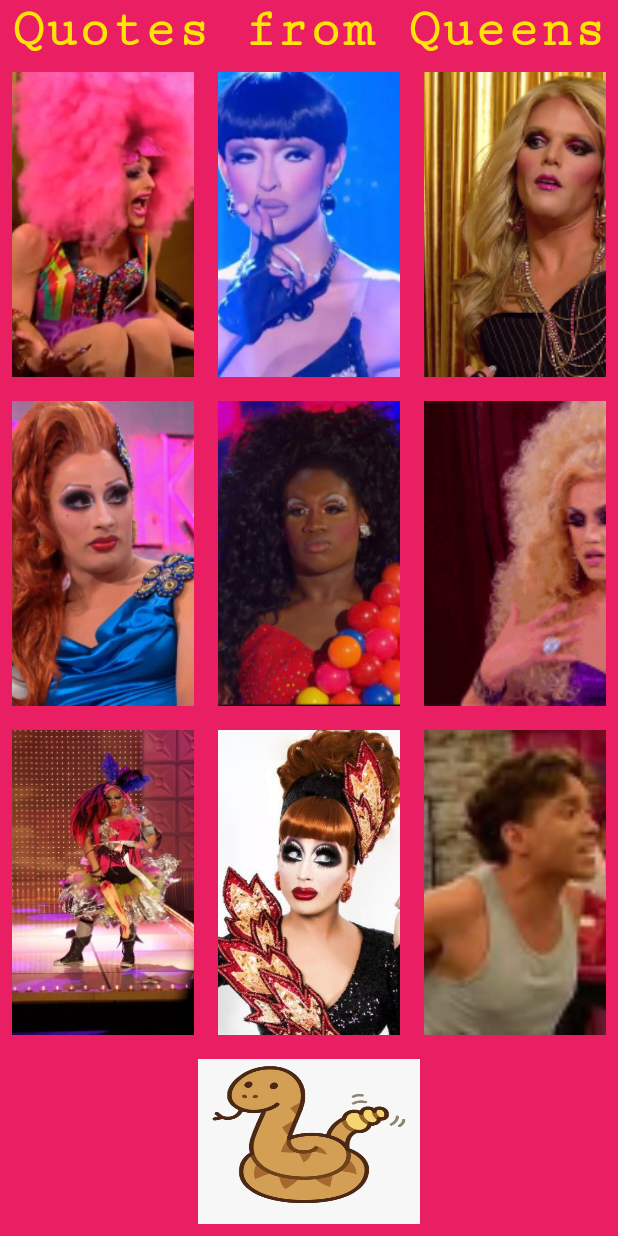
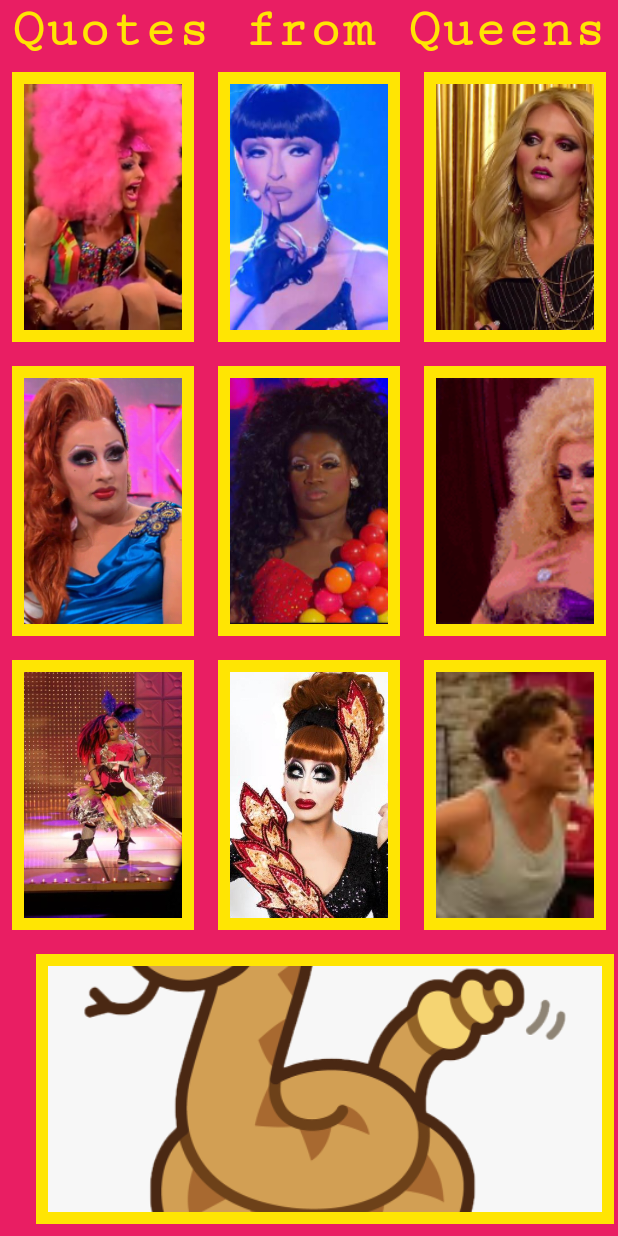
Before and after one commit to garber34/DragRaceNoises, an Android app: the screen it shows after launch (MainActivity), on a phone screen of 412 x 824 dp. Run offline under Robolectric (Android 15) with nearby library versions, the phone set to English and light mode, and no system bars.

Commit message:
UI changes

```diff
--- a/app/src/main/java/com/example/dragracenoises/MainActivity.java
+++ b/app/src/main/java/com/example/dragracenoises/MainActivity.java
@@ -4,11 +4,11 @@ import androidx.appcompat.app.AppCompatActivity;
 
 import android.media.MediaPlayer;
 import android.os.Bundle;
+import android.view.MotionEvent;
 import android.view.View;
-import android.widget.Button;
 import android.widget.ImageView;
 
-public class MainActivity extends AppCompatActivity implements View.OnClickListener {
+public class MainActivity extends AppCompatActivity implements View.OnTouchListener {
 
     //instantiate views
   ImageView satan;
@@ -39,29 +39,36 @@ public class MainActivity extends AppCompatActivity implements View.OnClickListe
         makeUp=findViewById(R.id.makeup);
         tone=findViewById(R.id.tone);
         shade=findViewById(R.id.shade);
-        satan.setOnClickListener(MainActivity.this);
-        showGirl.setOnClickListener(MainActivity.this);
-        successfully.setOnClickListener(MainActivity.this);
-        attacked.setOnClickListener(MainActivity.this);
-        bestFriend.setOnClickListener(this);
-        choices.setOnClickListener(this);
-        dontDoThat.setOnClickListener(this);
-        makeUp.setOnClickListener(this);
-        tone.setOnClickListener(this);
-        shade.setOnClickListener(this);
+        satan.setOnTouchListener(MainActivity.this);
+        showGirl.setOnTouchListener(MainActivity.this);
+        successfully.setOnTouchListener(MainActivity.this);
+        attacked.setOnTouchListener(MainActivity.this);
+        bestFriend.setOnTouchListener(this);
+        choices.setOnTouchListener(this);
+        dontDoThat.setOnTouchListener(this);
+        makeUp.setOnTouchListener(this);
+        tone.setOnTouchListener(this);
+        shade.setOnTouchListener(this);
 
     }
 
     @Override
-    public void onClick(View v) {
+    public boolean onTouch(View view, MotionEvent motionEvent) {
+        ImageView imageView = (ImageView) view;
+        switch (motionEvent.getAction()){
+        case MotionEvent.ACTION_DOWN:
+               imageView.setImageAlpha(128);
+            return true;
+            case MotionEvent.ACTION_UP:
+                imageView.setImageAlpha(255);
+                MediaPlayer mp;
+                int soundresid= getResources().getIdentifier((String)view.getTag(),"raw", getPackageName());
 
-        //uses tag of the source imageview to identify resource id of the associated sound clip
-        MediaPlayer mp;
-        int soundresid= getResources().getIdentifier((String)v.getTag(),"raw", getPackageName());
-
-        //plays sound clip using the resource id assigned above
-        mp = MediaPlayer.create(MainActivity.this, soundresid);
-       mp.start();
-
+                //plays sound clip using the resource id assigned above
+                mp = MediaPlayer.create(MainActivity.this, soundresid);
+                mp.start();
+                return true;
+    }
+        return false;
     }
 }
--- a/app/src/main/res/layout/activity_main.xml
+++ b/app/src/main/res/layout/activity_main.xml
@@ -34,9 +34,11 @@
             android:layout_margin="8dp"
             android:layout_weight="1"
             android:adjustViewBounds="true"
+            android:background="#FFE503"
             android:cropToPadding="true"
-            android:onClick="onClick"
+            android:padding="8dp"
             android:scaleType="centerCrop"
+            android:soundEffectsEnabled="false"
             android:tag="attacked"
             app:srcCompat="@drawable/attacked" />
 
@@ -47,9 +49,11 @@
             android:layout_margin="8dp"
             android:layout_weight="1"
             android:adjustViewBounds="true"
+            android:background="#FFE503"
             android:cropToPadding="true"
-            android:onClick="onClick"
+            android:padding="8dp"
             android:scaleType="centerCrop"
+            android:soundEffectsEnabled="false"
             android:tag="choices"
             app:srcCompat="@drawable/tati" />
 
@@ -60,9 +64,11 @@
             android:layout_margin="8dp"
             android:layout_weight="1"
             android:adjustViewBounds="true"
+            android:background="#FFE503"
             android:cropToPadding="true"
-            android:onClick="onClick"
+            android:padding="8dp"
             android:scaleType="centerCrop"
+            android:soundEffectsEnabled="false"
             android:tag="tone"
             app:srcCompat="@drawable/tone" />
     </LinearLayout>
@@ -80,10 +86,11 @@
             android:layout_margin="8dp"
             android:layout_weight="1"
             android:adjustViewBounds="true"
-            android:clickable="true"
+            android:background="#FFE503"
             android:cropToPadding="true"
-            android:onClick="onClick"
+            android:padding="8dp"
             android:scaleType="centerCrop"
+            android:soundEffectsEnabled="false"
             android:tag="successfully"
             app:srcCompat="@drawable/successfully" />
 
@@ -94,9 +101,11 @@
             android:layout_margin="8dp"
             android:layout_weight="1"
             android:adjustViewBounds="true"
+            android:background="#FFE503"
             android:cropToPadding="true"
-            android:onClick="onClick"
+            android:padding="8dp"
             android:scaleType="centerCrop"
+            android:soundEffectsEnabled="false"
             android:tag="bestfriend"
             app:srcCompat="@drawable/lashawn" />
 
@@ -107,9 +116,11 @@
             android:layout_margin="8dp"
             android:layout_weight="1"
             android:adjustViewBounds="true"
+            android:background="#FFE503"
             android:cropToPadding="true"
-            android:onClick="onClick"
+            android:padding="8dp"
             android:scaleType="centerCrop"
+            android:soundEffectsEnabled="false"
             android:tag="dontdothat"
             app:srcCompat="@drawable/adore" />
     </LinearLayout>
@@ -127,10 +138,11 @@
             android:layout_margin="8dp"
             android:layout_weight="1"
             android:adjustViewBounds="true"
-            android:clickable="false"
+            android:background="#FFE503"
             android:cropToPadding="true"
-            android:onClick="onClick"
+            android:padding="8dp"
             android:scaleType="centerCrop"
+            android:soundEffectsEnabled="false"
             android:tag="makeup"
             app:srcCompat="@drawable/jiggly" />
 
@@ -141,10 +153,11 @@
             android:layout_margin="8dp"
             android:layout_weight="1"
             android:adjustViewBounds="true"
-            android:clickable="true"
+            android:background="#FFE503"
             android:cropToPadding="true"
-            android:onClick="onClick"
+            android:padding="8dp"
             android:scaleType="centerCrop"
+            android:soundEffectsEnabled="false"
             android:tag="satan"
             app:srcCompat="@drawable/bianca" />
 
@@ -155,25 +168,52 @@
             android:layout_margin="8dp"
             android:layout_weight="1"
             android:adjustViewBounds="true"
-            android:clickable="true"
+            android:background="#FFE503"
             android:cropToPadding="true"
-            android:onClick="onClick"
+            android:padding="8dp"
             android:scaleType="centerCrop"
+            android:soundEffectsEnabled="false"
             android:tag="showgirl"
             app:srcCompat="@drawable/partycity" />
     </LinearLayout>
 
-    <ImageView
-        android:id="@+id/shade"
-        android:layout_width="148dp"
+    <LinearLayout
+        android:layout_width="match_parent"
         android:layout_height="0dp"
-        android:layout_gravity="center_horizontal"
-        android:layout_margin="8dp"
-        android:layout_marginBottom="8dp"
-        android:layout_weight=".5"
-        android:onClick="onClick"
-        android:scaleType="fitXY"
-        android:tag="shade"
-        app:srcCompat="@drawable/snake" />
+        android:layout_weight="1"
+        android:orientation="horizontal">
+
+        <ImageView
+            android:id="@+id/imageView"
+            android:layout_width="wrap_content"
+            android:layout_height="wrap_content"
+            android:layout_margin="8dp"
+            android:layout_weight="1"
+            android:visibility="invisible"
+            tools:srcCompat="@tools:sample/backgrounds/scenic" />
+
+        <ImageView
+            android:id="@+id/shade"
+            android:layout_width="match_parent"
+            android:layout_height="match_parent"
+            android:layout_margin="8dp"
+            android:layout_weight="1"
+            android:background="#FFE503"
+            android:cropToPadding="true"
+            android:padding="8dp"
+            android:scaleType="centerCrop"
+            android:soundEffectsEnabled="false"
+            android:tag="shade"
+            app:srcCompat="@drawable/snake" />
+
+        <ImageView
+            android:id="@+id/imageView2"
+            android:layout_width="wrap_content"
+            android:layout_height="wrap_content"
+            android:layout_margin="8dp"
+            android:layout_weight="1"
+            android:visibility="invisible"
+            tools:srcCompat="@tools:sample/backgrounds/scenic" />
+    </LinearLayout>
 
 </LinearLayout>
```
